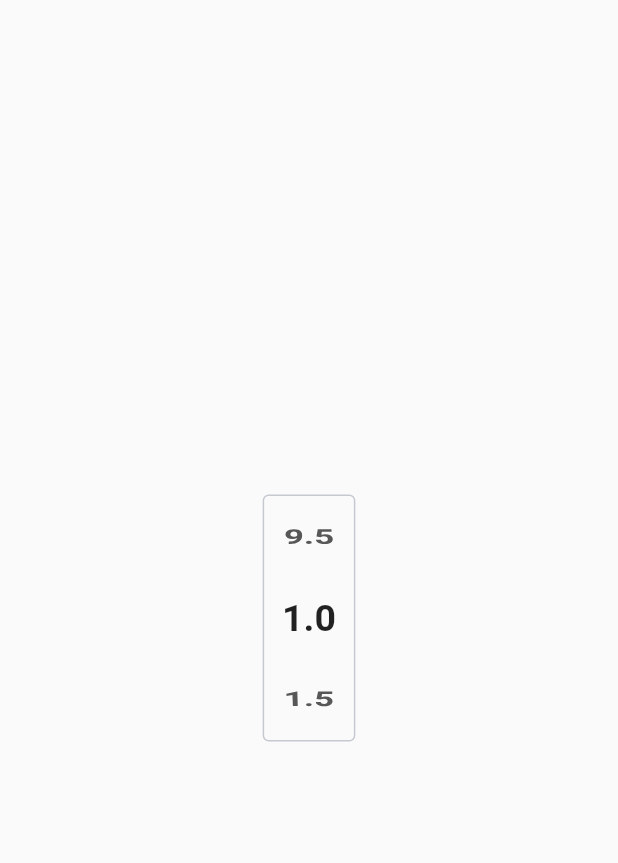
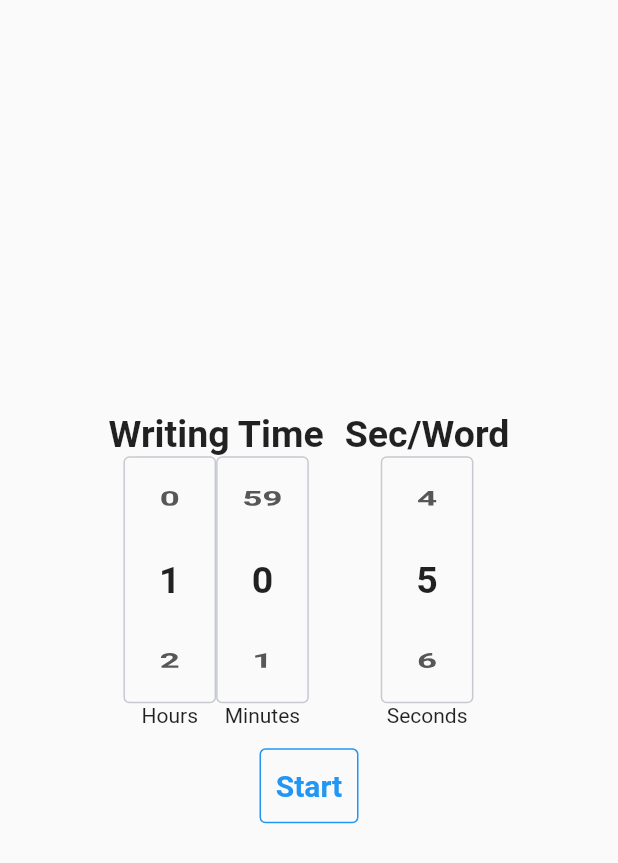
Before and after one commit to shady-ti/writing-machine, a Flutter app: the screen it shows after launch, on a phone screen of 412 x 824 dp. Shown: the top 863 px of the screen. Run offline on Flutter 3.47's test engine with Material 2 defaults, Android fonts, the phone set to English and light mode, and no system bars; our stand-ins replace audioplayers.

Commit message:
Finished Ticker (need cleanup/features, #2)

```diff
--- a/lib/UI/number_wheel.dart
+++ b/lib/UI/number_wheel.dart
@@ -127,7 +127,8 @@ class NumberWheelState extends ChangeNotifier {
     required this.increment,
   }) {
     textController = TextEditingController(text: defaultValue.toString());
-    scrollController = FixedExtentScrollController();
+    scrollController =
+        FixedExtentScrollController(initialItem: (defaultValue - initialValue) ~/ increment);
 
     value = defaultValue;
 
@@ -183,7 +184,7 @@ class NumberWheel extends StatelessWidget {
     num? defaultValue,
     required num initialValue,
     required num finalValue,
-    required num increment,
+    num increment = 1,
     void Function(NumberWheelState state)? onStateChange,
   }) {
     _state = NumberWheelState(
--- /dev/null
+++ b/lib/UI/ticker_input_screen.dart
@@ -0,0 +1,181 @@
+import 'package:flutter/material.dart';
+import 'package:writing_machine/UI/number_wheel.dart';
+import 'package:writing_machine/UI/style.dart';
+import 'package:writing_machine/model/ticker.dart';
+
+class TickerInputScreenState extends ChangeNotifier {
+  bool _inInputMode = true;
+
+  set inInputMode(bool newValue) {
+    if (_inInputMode != newValue) {
+      _inInputMode = newValue;
+
+      notifyListeners();
+    }
+  }
+
+  bool get inInputMode => _inInputMode;
+}
+
+class TickerInputScreen extends StatelessWidget {
+  int _hours = 1, _minutes = 0, _seconds = 5;
+
+  late Ticker ticker;
+
+  late TickerInputScreenState _state;
+
+  ///
+  TickerInputScreen({super.key}) {
+    _state = TickerInputScreenState();
+  }
+
+  @override
+  Widget build(BuildContext context) {
+    return AnimatedBuilder(
+      animation: _state,
+      builder: (context, child) {
+        if (_state.inInputMode) {
+          return Center(
+            // input mode
+            child: Column(
+              mainAxisSize: MainAxisSize.min,
+              children: [
+                // time inputs
+                Row(
+                  mainAxisSize: MainAxisSize.min,
+                  children: [
+                    Padding(
+                      padding: InsetSizes.wide,
+                      // writing time
+                      child: Column(
+                        mainAxisSize: MainAxisSize.min,
+                        children: [
+                          const Text('Writing Time', style: FontStyles.heading3),
+                          Row(
+                            children: [
+                              Column(
+                                children: [
+                                  NumberWheel(
+                                    initialValue: 0,
+                                    finalValue: 25,
+                                    defaultValue: _hours,
+                                    onStateChange: (state) {
+                                      _hours = state.value.toInt();
+                                    },
+                                  ),
+                                  const Text('Hours')
+                                ],
+                              ),
+                              Column(
+                                children: [
+                                  NumberWheel(
+                                    initialValue: 0,
+                                    finalValue: 60,
+                                    defaultValue: _minutes,
+                                    onStateChange: (state) {
+                                      _minutes = state.value.toInt();
+                                    },
+                                  ),
+                                  const Text(
+                                    'Minutes',
+                                  )
+                                ],
+                              )
+                            ],
+                          ),
+                        ],
+                      ),
+                    ),
+                    Padding(
+                      padding: InsetSizes.wide,
+                      // Sec/Word
+                      child: Column(
+                        mainAxisSize: MainAxisSize.min,
+                        children: [
+                          const Text('Sec/Word', style: FontStyles.heading3),
+                          NumberWheel(
+                            initialValue: 1,
+                            finalValue: 61,
+                            defaultValue: _seconds,
+                            onStateChange: (state) {
+                              _seconds = state.value.toInt();
+                            },
+                          ),
+                          const Text(
+                            'Seconds',
+                          )
+                        ],
+                      ),
+                    )
+                  ],
+                ),
+                Container(
+                  margin: InsetSizes.wide,
+                  decoration: getBoxDecoration(borderColor: Colors.blue),
+                  child: TextButton(
+                    onPressed: () async {
+                      ticker = Ticker(
+                        totalDuration: Duration(hours: _hours, minutes: _minutes),
+                        timeBetweenTicks: Duration(seconds: _seconds),
+                      );
+
+                      await ticker.startPlayback();
+
+                      _state.inInputMode = false;
+                    },
+                    child: const Text('Start', style: FontStyles.normal),
+                  ),
+                )
+              ],
+            ),
+          );
+        } else {
+          // progress mode
+          return Center(
+            child: AnimatedBuilder(
+              animation: ticker,
+              builder: (context, child) => Column(
+                mainAxisSize: MainAxisSize.min,
+                children: [
+                  Text(
+                    '${ticker.tick} of ${ticker.totalTicks} words',
+                    style: FontStyles.heading2,
+                  ),
+                  const Text(
+                    '',
+                    style: FontStyles.heading1,
+                  ),
+                  Text(
+                    '${(ticker.timeBetweenTicks * ticker.tick).toString().substring(0, 7).replaceFirst(r':', 'h ').replaceFirst(r':', 'm ')}s',
+                    style: FontStyles.heading3,
+                  ),
+                  const Text(
+                    'of',
+                    style: FontStyles.heading3,
+                  ),
+                  Text(
+                    '${(ticker.timeBetweenTicks * ticker.totalTicks).toString().substring(0, 7).replaceFirst(r':', 'h ').replaceFirst(r':', 'm ')}s',
+                    style: FontStyles.heading3,
+                  ),
+                  Container(
+                    margin: InsetSizes.wide,
+                    decoration: getBoxDecoration(borderColor: Colors.blue),
+                    child: TextButton(
+                      onPressed: () async {
+                        await ticker.stopPlayback();
+                        ticker.dispose();
+
+                        _state.inInputMode = true;
+                      },
+                      child: const Text('Stop'),
+                    ),
+                  )
+                ],
+              ),
+            ),
+          );
+        }
+      },
+    );
+  }
+}
--- a/lib/main.dart
+++ b/lib/main.dart
@@ -10,6 +10,7 @@ import 'package:provider/provider.dart';
 
 // Project imports:
 import 'package:writing_machine/UI/number_wheel.dart';
+import 'package:writing_machine/UI/ticker_input_screen.dart';
 import 'package:writing_machine/model/ticker.dart';
 
 void main(List<String> args) async {
@@ -33,16 +34,7 @@ void main(List<String> args) async {
 class Test extends StatelessWidget {
   @override
   Widget build(BuildContext context) {
-    return Center(
-      child: NumberWheel(
-        initialValue: 1,
-        finalValue: 10.2,
-        increment: 0.5,
-        onStateChange: (state) {
-          print(state.value);
-        },
-      ),
-    );
+    return Center(child: TickerInputScreen());
   }
 }
 
```
Also changed, not shown: lib/model/ticker.dart (+8 -1 lines).
